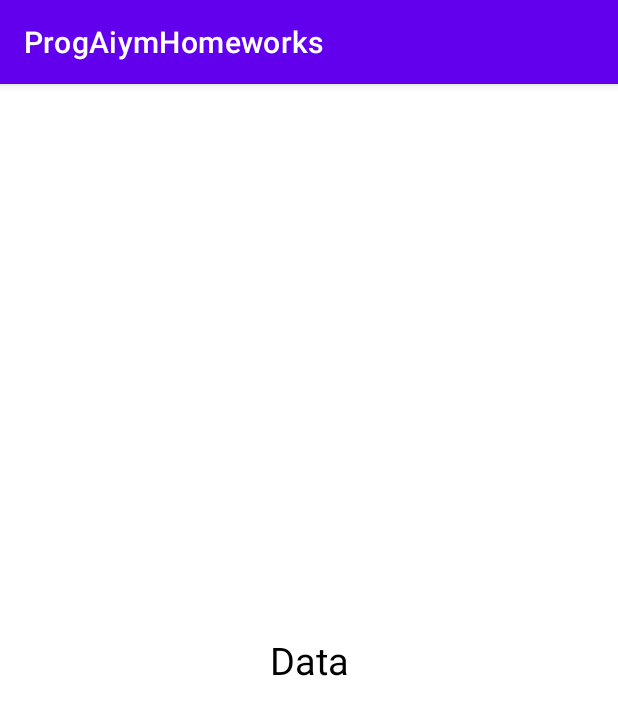
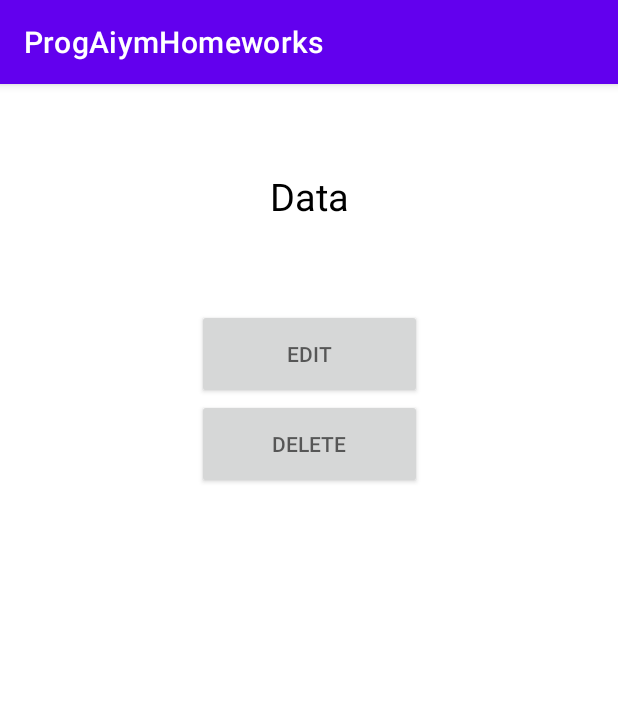
Before and after one commit to imshahastam/courses-pa-android-studio, an Android app: the fragment FragmentMain shown on its own in the app's theme, on a phone screen of 412 x 824 dp. Shown: the top 715 px of the screen. Run offline under Robolectric (Android 15) with nearby library versions, the phone set to English and light mode, and no system bars; our stand-ins replace Room's generated code; 2 statements that could not run were skipped.

Commit message:
add hw40

```diff
--- a/app/src/main/java/com/example/progaiymhomeworks/FragmentEmployee.kt
+++ b/app/src/main/java/com/example/progaiymhomeworks/FragmentEmployee.kt
@@ -37,7 +37,7 @@ class FragmentEmployee : Fragment (R.layout.fragment_employee) {
             )
             dbInstance.employeeDao().insert(e)
 
-            listener.openFragment()
+            listener.openFragmentMain()
         }
     }
 }
--- a/app/src/main/java/com/example/progaiymhomeworks/FragmentMain.kt
+++ b/app/src/main/java/com/example/progaiymhomeworks/FragmentMain.kt
@@ -1,7 +1,9 @@
 package com.example.progaiymhomeworks
 
+import android.content.Context
 import android.os.Bundle
 import android.view.View
+import androidx.appcompat.widget.AppCompatButton
 import androidx.appcompat.widget.AppCompatTextView
 import androidx.fragment.app.Fragment
 
@@ -9,13 +11,32 @@ import androidx.fragment.app.Fragment
 class FragmentMain : Fragment(R.layout.fragment_main) {
 
     private val dbInstance get() = Injector.database
+    private lateinit var listener: OnButtonsClick
+
+    override fun onAttach(context: Context) {
+        super.onAttach(context)
+        listener = context as OnButtonsClick
+    }
 
     override fun onViewCreated(view: View, savedInstanceState: Bundle?) {
         super.onViewCreated(view, savedInstanceState)
 
         val dataTxt = view.findViewById<AppCompatTextView>(R.id.dataTxt)
 
+        val editBtn = view.findViewById<AppCompatButton>(R.id.editBtn)
+        val deleteBtn = view.findViewById<AppCompatButton>(R.id.deleteBtn)
+
         val e = dbInstance.employeeDao().getById(1L)
         dataTxt.text = e.toString()
+
+        editBtn.setOnClickListener {
+            listener.openFragmentEdit()
+        }
+
+        //он в датабейзе удаляет данные, а на экране не отображает((
+        deleteBtn.setOnClickListener {
+            dbInstance.employeeDao().delete(e)
+            dataTxt.text = e.toString()
+        }
     }
 }
--- a/app/src/main/java/com/example/progaiymhomeworks/OnButtonsClick.kt
+++ b/app/src/main/java/com/example/progaiymhomeworks/OnButtonsClick.kt
@@ -6,5 +6,6 @@ import androidx.fragment.app.Fragment
 
 interface OnButtonsClick {
 
-    fun openFragment()
+    fun openFragmentMain()
+    fun openFragmentEdit()
 }
--- a/app/src/main/java/com/example/progaiymhomeworks/database/Employee.kt
+++ b/app/src/main/java/com/example/progaiymhomeworks/database/Employee.kt
@@ -7,7 +7,7 @@ import androidx.room.PrimaryKey
 data class Employee(
     @PrimaryKey(autoGenerate = false)
     val id: Long?,
-    val name: String,
-    val company: String,
-    val salary: Int
+    var name: String,
+    var company: String,
+    var salary: Int
 )
--- a/app/src/main/res/layout/fragment_main.xml
+++ b/app/src/main/res/layout/fragment_main.xml
@@ -7,11 +7,29 @@
     <androidx.appcompat.widget.AppCompatTextView
         android:id="@+id/dataTxt"
         android:layout_width="match_parent"
-        android:layout_height="match_parent"
+        android:layout_height="150dp"
         android:text="Data"
         android:textSize="25sp"
         android:textColor="@color/black"
         android:gravity="center"
         app:layout_constraintTop_toTopOf="parent"/>
 
+    <androidx.appcompat.widget.AppCompatButton
+        android:id="@+id/editBtn"
+        android:layout_width="150dp"
+        android:layout_height="60dp"
+        android:hint="EDIT"
+        app:layout_constraintTop_toBottomOf="@id/dataTxt"
+        app:layout_constraintStart_toStartOf="parent"
+        app:layout_constraintEnd_toEndOf="parent"/>
+
+    <androidx.appcompat.widget.AppCompatButton
+        android:id="@+id/deleteBtn"
+        android:layout_width="150dp"
+        android:layout_height="60dp"
+        android:hint="DELETE"
+        app:layout_constraintTop_toBottomOf="@id/editBtn"
+        app:layout_constraintStart_toStartOf="parent"
+        app:layout_constraintEnd_toEndOf="parent"/>
+
 </androidx.constraintlayout.widget.ConstraintLayout>
```
Also changed, not shown: app/src/main/java/com/example/progaiymhomeworks/FragmentEdit.kt (added, +47 -0 lines), app/src/main/java/com/example/progaiymhomeworks/MainActivity.kt (+7 -1 lines), app/src/main/res/layout/fragment_edit.xml (added, +38 -0 lines).
